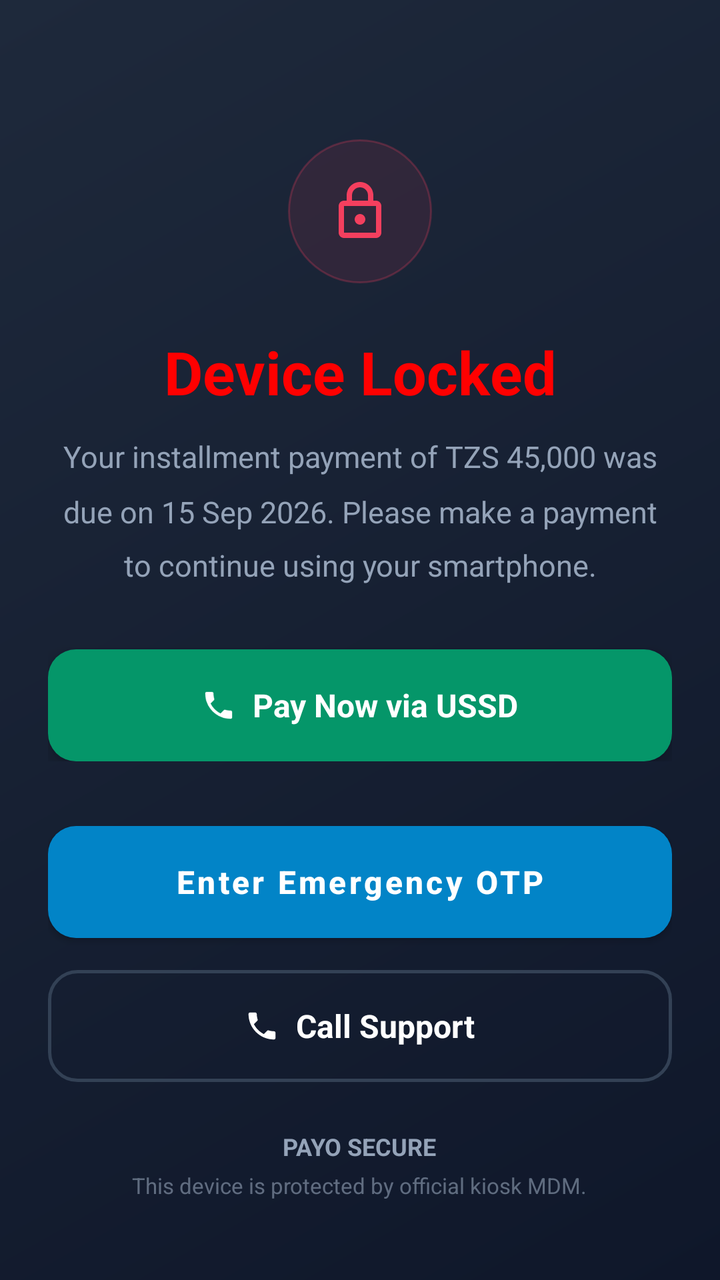
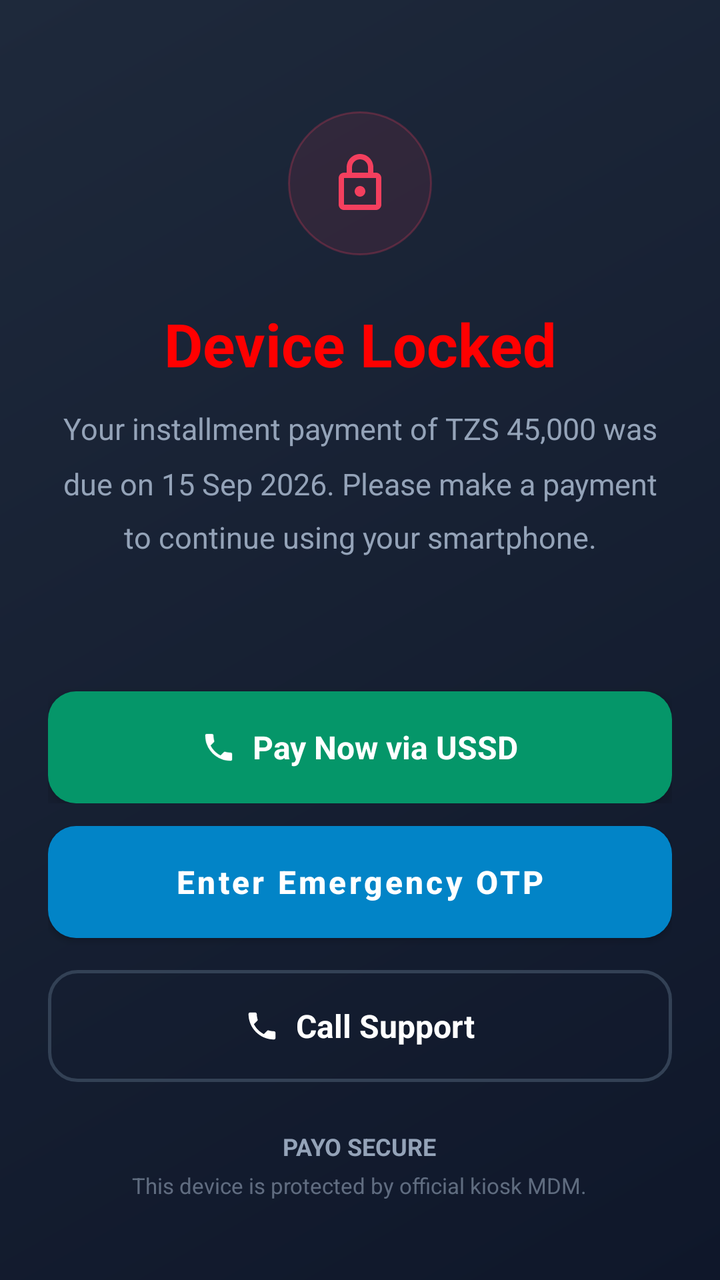

Screens rendered from an Android XML layout before and after an edit, with the pre-edit source and the edit as a unified diff.
<!-- AndroidManifest.xml: application theme Theme.PAYO -->
<!-- res/layout/activity_lock.xml -->
<?xml version="1.0" encoding="utf-8"?>
<androidx.constraintlayout.widget.ConstraintLayout xmlns:android="http://schemas.android.com/apk/res/android"
    xmlns:app="http://schemas.android.com/apk/res-auto"
    xmlns:tools="http://schemas.android.com/tools"
    android:layout_width="match_parent"
    android:layout_height="match_parent"
    android:background="@drawable/bg_gradient_lock"
    android:paddingStart="24dp"
    android:paddingEnd="24dp"
    android:paddingTop="48dp"
    android:paddingBottom="40dp">

    
    <LinearLayout
        android:id="@+id/headerSection"
        android:layout_width="match_parent"
        android:layout_height="wrap_content"
        android:orientation="vertical"
        android:gravity="center"
        app:layout_constraintTop_toTopOf="parent"
        app:layout_constraintBottom_toTopOf="@id/actionSection"
        app:layout_constraintVertical_bias="0.4">

        
        <FrameLayout
            android:layout_width="72dp"
            android:layout_height="72dp"
            android:background="@drawable/bg_lock_badge"
            android:layout_marginBottom="24dp">

            <ImageView
                android:layout_width="32dp"
                android:layout_height="32dp"
                android:layout_gravity="center"
                android:src="@drawable/ic_lock_outline" />
        </FrameLayout>

        
        <TextView
            android:layout_width="match_parent"
            android:layout_height="wrap_content"
            android:text="Device Locked"
            android:textColor="#FF0000"
            android:textSize="30sp"
            android:textStyle="bold"
            android:textAlignment="center"
            android:layout_marginBottom="12dp" />

        
        <TextView
            android:id="@+id/tvLockReason"
            android:layout_width="match_parent"
            android:layout_height="wrap_content"
            android:text="Your installment payment of TZS 45,000 was due on 15 Sep 2026. Please make a payment to continue using your smartphone."
            android:textColor="#94A3B8"
            android:textSize="15sp"
            android:lineSpacingMultiplier="1.5"
            android:textAlignment="center"
            android:layout_marginBottom="32dp" />

        
        <LinearLayout
            android:id="@+id/btnPayNowUssd"
            android:layout_width="match_parent"
            android:layout_height="56dp"
            android:background="@drawable/bg_btn_pay_now"
            android:elevation="6dp"
            android:gravity="center"
            android:orientation="horizontal">

            <ImageView
                android:layout_width="18dp"
                android:layout_height="18dp"
                android:src="@drawable/ic_phone_outline"
                android:layout_marginEnd="8dp" />

            <TextView
                android:layout_width="wrap_content"
                android:layout_height="wrap_content"
                android:text="Pay Now via USSD"
                android:textColor="#FFFFFF"
                android:textSize="16sp"
                android:textStyle="bold" />
        </LinearLayout>

    </LinearLayout>

    
    <LinearLayout
        android:id="@+id/actionSection"
        android:layout_width="match_parent"
        android:layout_height="wrap_content"
        android:orientation="vertical"
        android:gravity="center"
        app:layout_constraintBottom_toBottomOf="parent">

        
        <Button
            android:id="@+id/btnKioskOfflineUnlock"
            android:layout_width="match_parent"
            android:layout_height="56dp"
            android:background="@drawable/bg_btn_primary"
            android:text="Enter Emergency OTP"
            android:textColor="#FFFFFF"
            android:textSize="16sp"
            android:textStyle="bold"
            android:textAllCaps="false"
            android:elevation="4dp"
            android:layout_marginBottom="16dp"
            app:backgroundTint="@null" />

        
        <LinearLayout
            android:id="@+id/btnCallSupport"
            android:layout_width="match_parent"
            android:layout_height="56dp"
            android:background="@drawable/bg_btn_secondary"
            android:gravity="center"
            android:orientation="horizontal"
            android:layout_marginBottom="24dp">

            <ImageView
                android:layout_width="18dp"
                android:layout_height="18dp"
                android:src="@drawable/ic_phone_outline"
                android:layout_marginEnd="8dp" />

            <TextView
                android:layout_width="wrap_content"
                android:layout_height="wrap_content"
                android:text="Call Support"
                android:textColor="#FFFFFF"
                android:textSize="16sp"
                android:textStyle="bold" />
        </LinearLayout>

        
        <TextView
            android:layout_width="wrap_content"
            android:layout_height="wrap_content"
            android:text="PAYO SECURE"
            android:textColor="#94A3B8"
            android:textSize="12sp"
            android:textStyle="bold"
            android:layout_marginBottom="4dp" />

        <TextView
            android:layout_width="wrap_content"
            android:layout_height="wrap_content"
            android:text="This device is protected by official kiosk MDM."
            android:textColor="#94A3B8"
            android:textSize="11sp"
            android:alpha="0.6" />

    </LinearLayout>

</androidx.constraintlayout.widget.ConstraintLayout>
<!-- resources referenced by this layout -->
<resources>
  <!-- drawable bg_btn_pay_now (drawable) -->
  <?xml version="1.0" encoding="utf-8"?>
  <shape xmlns:android="http://schemas.android.com/apk/res/android"
      android:shape="rectangle">
      <solid android:color="#059669" />
      <corners android:radius="14dp" />
  </shape>
  <!-- drawable bg_btn_primary (drawable) -->
  <?xml version="1.0" encoding="utf-8"?>
  <shape xmlns:android="http://schemas.android.com/apk/res/android"
      android:shape="rectangle">
      <solid android:color="#0284C7" />
      <corners android:radius="14dp" />
  </shape>
  <!-- drawable bg_btn_secondary (drawable) -->
  <?xml version="1.0" encoding="utf-8"?>
  <shape xmlns:android="http://schemas.android.com/apk/res/android"
      android:shape="rectangle">
      <solid android:color="@android:color/transparent" />
      <stroke
          android:width="1.5dp"
          android:color="#334155" />
      <corners android:radius="14dp" />
  </shape>
  <!-- drawable bg_gradient_lock (drawable) -->
  <?xml version="1.0" encoding="utf-8"?>
  <shape xmlns:android="http://schemas.android.com/apk/res/android"
      android:shape="rectangle">
      <gradient
          android:angle="135"
          android:startColor="#0F172A"
          android:endColor="#1E293B"
          android:type="linear" />
  </shape>
  <!-- drawable bg_lock_badge (drawable) -->
  <?xml version="1.0" encoding="utf-8"?>
  <shape xmlns:android="http://schemas.android.com/apk/res/android"
      android:shape="oval">
      <solid android:color="#1AF43F5E" />
      <stroke
          android:width="1dp"
          android:color="#40F43F5E" />
  </shape>
  <!-- drawable ic_lock_outline (drawable) -->
  <vector xmlns:android="http://schemas.android.com/apk/res/android"
      android:width="24dp"
      android:height="24dp"
      android:viewportWidth="24"
      android:viewportHeight="24">
    <path
        android:pathData="M18,8h-1L17,6c0,-2.76 -2.24,-5 -5,-5S7,3.24 7,6v2L6,8c-1.1,0 -2,0.9 -2,2v10c0,1.1 0.9,2 2,2h12c1.1,0 2,-0.9 2,-2L20,10c0,-1.1 -0.9,-2 -2,-2zM9,6c0,-1.66 1.34,-3 3,-3s3,1.34 3,3v2L9,8L9,6zM18,20L6,20L6,10h12v10zM12,17c1.1,0 2,-0.9 2,-2s-0.9,-2 -2,-2 -2,0.9 -2,2 0.9,2 2,2z"
        android:fillColor="#F43F5E"/>
  </vector>
  <!-- drawable ic_phone_outline (drawable) -->
  <vector xmlns:android="http://schemas.android.com/apk/res/android"
      android:width="24dp"
      android:height="24dp"
      android:viewportWidth="24"
      android:viewportHeight="24">
    <path
        android:pathData="M6.62,10.79c1.44,2.83 3.76,5.14 6.59,6.59l2.2,-2.2c0.27,-0.27 0.67,-0.36 1.02,-0.24 1.12,0.37 2.33,0.57 3.57,0.57 0.55,0 1,0.45 1,1L21,20c0,0.55 -0.45,1 -1,1 -9.39,0 -17,-7.61 -17,-17 0,-0.55 0.45,-1 1,-1h3.5c0.55,0 1,0.45 1,1 0,1.25 0.2,2.45 0.57,3.57 0.11,0.35 0.03,0.74 -0.25,1.02l-2.2,2.2z"
        android:fillColor="#FFFFFF"/>
  </vector>
  <style name="Theme.PAYO" parent="Theme.MaterialComponents.DayNight.DarkActionBar">
          
          <item name="colorPrimary">@color/purple_500</item>
          <item name="colorPrimaryVariant">@color/purple_700</item>
          <item name="colorOnPrimary">@color/white</item>
          
          <item name="colorSecondary">@color/teal_200</item>
          <item name="colorSecondaryVariant">@color/teal_700</item>
          <item name="colorOnSecondary">@color/black</item>
          
          <item name="android:statusBarColor">?attr/colorPrimaryVariant</item>
          
      </style>
  <color name="purple_500">#FF6200EE</color>
  <color name="purple_700">#FF3700B3</color>
  <color name="white">#FFFFFFFF</color>
  <color name="teal_200">#FF03DAC5</color>
  <color name="teal_700">#FF018786</color>
  <color name="black">#FF000000</color>
</resources>

<!-- the commit's change to res/layout/activity_lock.xml (unified diff, before → after) -->
@@ -55,6 +55,15 @@
             android:textColor="#94A3B8"
             android:textSize="15sp"
             android:lineSpacingMultiplier="1.5"
+            android:textAlignment="center"
+            android:layout_marginBottom="16dp" />
+
+        <TextView
+            android:id="@+id/tvLoanNumber"
+            android:layout_width="match_parent"
+            android:layout_height="wrap_content"
+            android:textColor="#94A3B8"
+            android:textSize="14sp"
             android:textAlignment="center"
             android:layout_marginBottom="32dp" />
 
